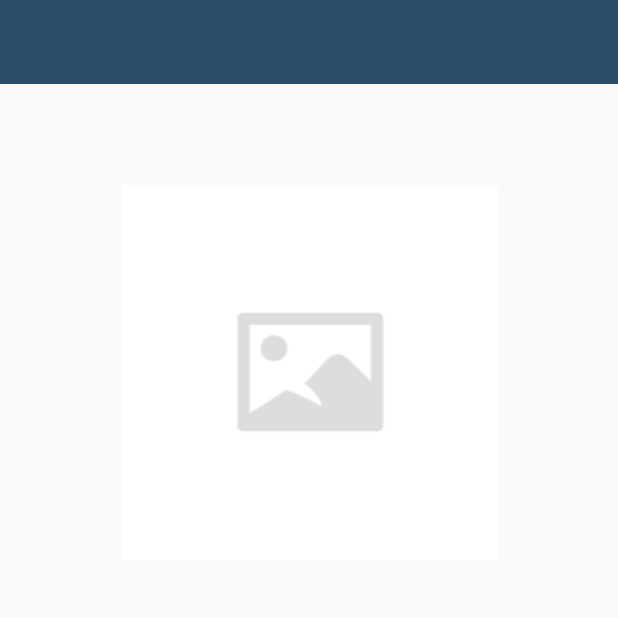
After one commit to m0nadicph0/Places, an Android app: the ViewPlaceActivity screen opened directly, with no data from a screen before it, on a phone screen of 412 x 824 dp, the top half of it. The commit adds this screen. Run offline under Robolectric (Android 15) with nearby library versions, the phone set to English and light mode, and no system bars.

Commit message:
navigating to detail view

```diff
--- a/app/src/main/AndroidManifest.xml
+++ b/app/src/main/AndroidManifest.xml
@@ -2,9 +2,9 @@
 <manifest xmlns:android="http://schemas.android.com/apk/res/android"
     xmlns:tools="http://schemas.android.com/tools">
 
-    <uses-permission android:name="android.permission.READ_EXTERNAL_STORAGE"/>
-    <uses-permission android:name="android.permission.WRITE_EXTERNAL_STORAGE"/>
-    <uses-permission android:name="android.permission.CAMERA"/>
+    <uses-permission android:name="android.permission.READ_EXTERNAL_STORAGE" />
+    <uses-permission android:name="android.permission.WRITE_EXTERNAL_STORAGE" />
+    <uses-permission android:name="android.permission.CAMERA" />
 
     <application
         android:allowBackup="true"
@@ -17,11 +17,21 @@
         android:theme="@style/Theme.Places"
         tools:targetApi="31">
         <activity
-            android:name=".activities.AddPlacesActivity"
+            android:name=".activities.ViewPlaceActivity"
+            android:label="Place"
             android:screenOrientation="portrait"
-            android:label="Add Place"
             android:theme="@style/CustomNoActionBarTheme"
             android:exported="false">
+            <meta-data
+                android:name="android.app.lib_name"
+                android:value="" />
+        </activity>
+        <activity
+            android:name=".activities.AddPlacesActivity"
+            android:exported="false"
+            android:label="Add Place"
+            android:screenOrientation="portrait"
+            android:theme="@style/CustomNoActionBarTheme">
             <meta-data
                 android:name="android.app.lib_name"
                 android:value="" />
--- a/app/src/main/java/com/example/places/activities/MainActivity.kt
+++ b/app/src/main/java/com/example/places/activities/MainActivity.kt
@@ -9,6 +9,7 @@ import androidx.activity.result.ActivityResult
 import androidx.activity.result.ActivityResultLauncher
 import androidx.activity.result.contract.ActivityResultContracts
 import androidx.recyclerview.widget.LinearLayoutManager
+import com.example.places.adapters.OnClickListener
 import com.example.places.adapters.PlacesAdapter
 import com.example.places.database.DatabaseHandler
 import com.example.places.databinding.ActivityMainBinding
@@ -56,6 +57,12 @@ class MainActivity : AppCompatActivity() {
 
     private fun setupRecyclerView(places: List<Place>) {
         val adapter = PlacesAdapter(this, places)
+        adapter.setOnCLickListener(object : OnClickListener{
+            override fun onClick(position: Int, model: Place) {
+                val intent = Intent(this@MainActivity, ViewPlaceActivity::class.java)
+                startActivity(intent)
+            }
+        })
         binding?.rvPlacesList?.visibility = View.VISIBLE
         binding?.rvPlacesList?.layoutManager = LinearLayoutManager(this)
         binding?.rvPlacesList?.setHasFixedSize(true)
--- /dev/null
+++ b/app/src/main/java/com/example/places/activities/ViewPlaceActivity.kt
@@ -0,0 +1,16 @@
+package com.example.places.activities
+
+import androidx.appcompat.app.AppCompatActivity
+import android.os.Bundle
+import com.example.places.R
+import com.example.places.databinding.ActivityViewPlaceBinding
+
+class ViewPlaceActivity : AppCompatActivity() {
+    private var binding: ActivityViewPlaceBinding? = null
+
+    override fun onCreate(savedInstanceState: Bundle?) {
+        super.onCreate(savedInstanceState)
+        binding = ActivityViewPlaceBinding.inflate(layoutInflater)
+        setContentView(binding?.root)
+    }
+}
--- /dev/null
+++ b/app/src/main/java/com/example/places/adapters/OnClickListener.kt
@@ -0,0 +1,7 @@
+package com.example.places.adapters
+
+import com.example.places.models.Place
+
+interface OnClickListener {
+    fun onClick(position: Int, model: Place)
+}
--- a/app/src/main/java/com/example/places/adapters/PlacesAdapter.kt
+++ b/app/src/main/java/com/example/places/adapters/PlacesAdapter.kt
@@ -11,6 +11,8 @@ import com.example.places.models.Place
 import de.hdodenhof.circleimageview.CircleImageView
 
 class PlacesAdapter(private val context: Context, private val dataset: List<Place>): RecyclerView.Adapter<PlacesHolder>() {
+    private var onClickListener: OnClickListener? = null
+
     override fun onCreateViewHolder(parent: ViewGroup, viewType: Int): PlacesHolder {
         return PlacesHolder(LayoutInflater.from(context).inflate(R.layout.item_place, parent, false))
     }
@@ -20,9 +22,16 @@ class PlacesAdapter(private val context: Context, private val dataset: List<Plac
         holder.itemView.findViewById<CircleImageView>(R.id.civ_place).setImageURI(Uri.parse(model.image))
         holder.itemView.findViewById<TextView>(R.id.tv_title).text = model.title
         holder.itemView.findViewById<TextView>(R.id.tv_description).text = model.description
+        holder.itemView.setOnClickListener{
+            onClickListener?.onClick(position, model)
+        }
     }
 
     override fun getItemCount(): Int {
         return dataset.size
     }
+
+    fun setOnCLickListener(listener: OnClickListener) {
+        onClickListener = listener
+    }
 }
--- /dev/null
+++ b/app/src/main/res/layout/activity_view_place.xml
@@ -0,0 +1,61 @@
+<?xml version="1.0" encoding="utf-8"?>
+<androidx.constraintlayout.widget.ConstraintLayout xmlns:android="http://schemas.android.com/apk/res/android"
+    xmlns:app="http://schemas.android.com/apk/res-auto"
+    xmlns:tools="http://schemas.android.com/tools"
+    android:layout_width="match_parent"
+    android:layout_height="match_parent"
+    tools:context=".activities.ViewPlaceActivity">
+
+    <androidx.appcompat.widget.Toolbar
+        android:id="@+id/toolbar_view_place"
+        android:background="@color/color_primary"
+        android:layout_width="match_parent"
+        android:layout_height="?attr/actionBarSize"
+        android:theme="@style/CustomToolbarStyle"
+        app:layout_constraintEnd_toEndOf="parent"
+        app:layout_constraintStart_toStartOf="parent"
+        app:layout_constraintTop_toTopOf="parent"/>
+
+    <ScrollView
+        android:layout_width="409dp"
+        android:layout_height="673dp"
+        tools:layout_editor_absoluteX="1dp"
+        tools:layout_editor_absoluteY="57dp"
+        app:layout_constraintTop_toBottomOf="@id/toolbar_view_place"
+        app:layout_constraintBottom_toBottomOf="parent"
+        app:layout_constraintStart_toStartOf="parent"
+        app:layout_constraintEnd_toEndOf="parent">
+
+        <LinearLayout
+            android:layout_width="match_parent"
+            android:layout_height="wrap_content"
+            android:orientation="vertical" >
+
+            <ImageView
+                android:id="@+id/ivImage"
+                android:layout_width="match_parent"
+                android:layout_height="match_parent"
+                android:layout_marginTop="20dp"
+                android:contentDescription="image"
+                android:src="@drawable/add_screen_image_placeholder" />
+
+            <TextView
+                android:id="@+id/tvDescription"
+                android:layout_width="match_parent"
+                android:layout_height="wrap_content"
+                android:text=""
+                android:layout_marginTop="10dp"
+                tools:text="Title"/>
+
+            <TextView
+                android:id="@+id/tvLocation"
+                android:layout_width="match_parent"
+                android:layout_height="wrap_content"
+                android:text=""
+                android:layout_marginTop="10dp"
+                tools:text="Description"/>
+        </LinearLayout>
+    </ScrollView>
+
+
+</androidx.constraintlayout.widget.ConstraintLayout>
```
